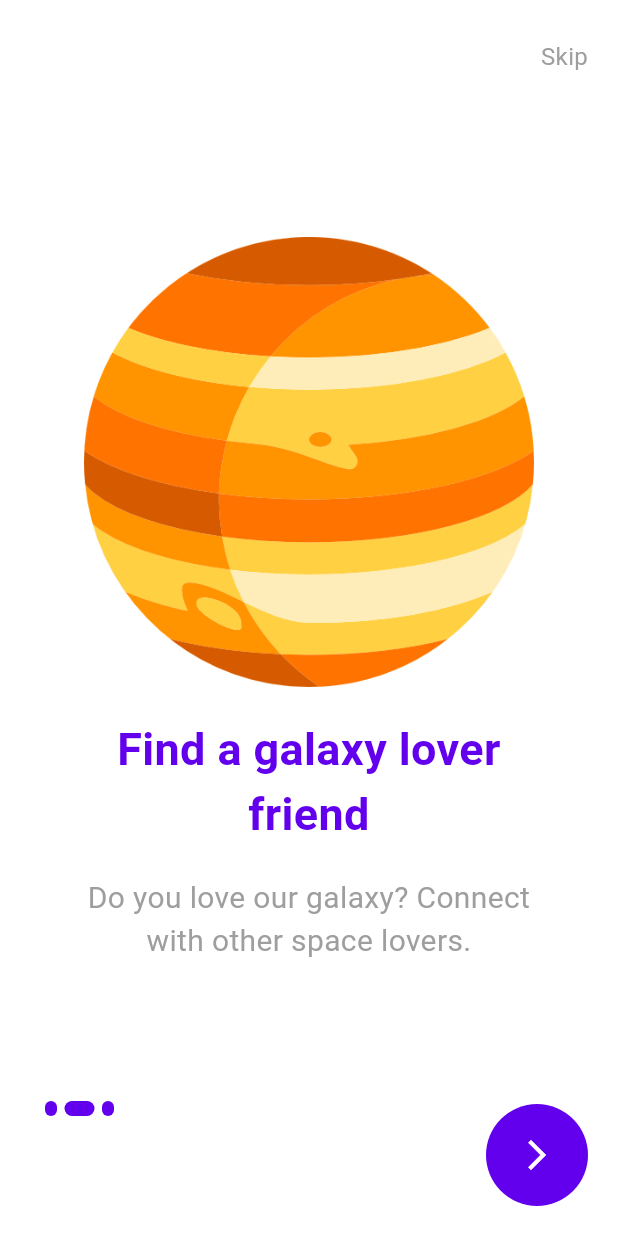
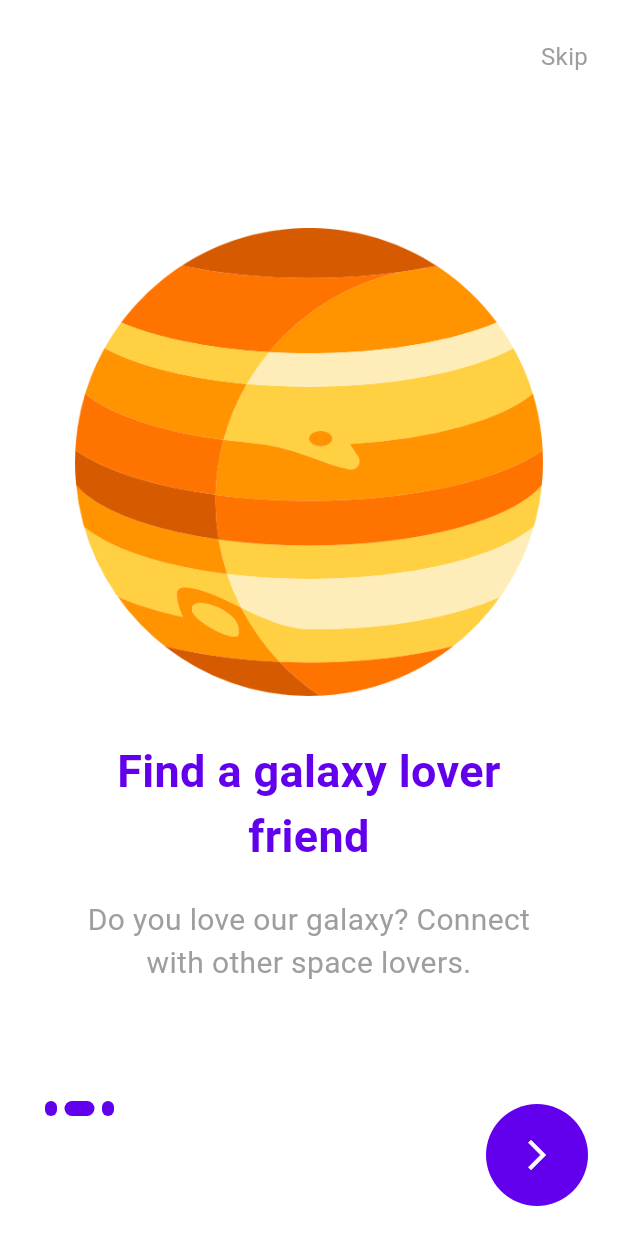
Before and after one commit to vevisbeatriz/galaxy_explorer, a Flutter app: the screen it shows after launch, after a tap on the "arrow forward ios" icon, on a phone screen of 412 x 824 dp. Run offline on Flutter 3.47's test engine with Material 3 defaults, Android fonts, the phone set to English and light mode, and no system bars.

Commit message:
Design System implementation
Design System implementation for the onboarding page.

```diff
--- /dev/null
+++ b/lib/design_system/buttons.dart
@@ -0,0 +1,21 @@
+import 'package:flutter/material.dart';
+import 'package:galaxy_explorer/design_system/colors_typography.dart';
+
+Container circleButton(BuildContext context, IconButton onboardingButton) {
+  return Container(
+    padding: const EdgeInsets.all(10),
+    decoration: const BoxDecoration(
+      shape: BoxShape.circle,
+      color: UIColor.primary,
+    ),
+    child: onboardingButton,
+  );
+}
+
+Icon nextIcon() {
+  return const Icon(
+    Icons.arrow_forward_ios,
+    size: 24,
+    color: Colors.white,
+  );
+}
--- /dev/null
+++ b/lib/design_system/colors_typography.dart
@@ -0,0 +1,47 @@
+import 'package:flutter/material.dart';
+
+class UIColor {
+  // Private constructor
+  UIColor._();
+
+  // Primary colors
+  static const Color primary = Color(0xFF6200EE);
+  static const Color black = Colors.black;
+  static const Color background = Colors.white;
+  static const Color bodyGrey = Colors.grey;
+}
+
+Text primaryBody(String description) {
+  return Text(
+    description,
+    textAlign: TextAlign.center,
+    style: const TextStyle(
+      fontSize: 20,
+      fontWeight: FontWeight.w400,
+      color: UIColor.bodyGrey,
+    ),
+  );
+}
+
+Text accentTitle(String title) {
+  return Text(
+    title,
+    textAlign: TextAlign.center,
+    style: const TextStyle(
+      color: UIColor.primary,
+      fontSize: 30,
+      fontWeight: FontWeight.bold,
+    ),
+  );
+}
+
+Text secondaryBody(String text) {
+  return Text(
+    text,
+    style: const TextStyle(
+      color: UIColor.bodyGrey,
+      fontSize: 16.0,
+      fontWeight: FontWeight.w400,
+    ),
+  );
+}
--- /dev/null
+++ b/lib/design_system/components.dart
@@ -0,0 +1,23 @@
+import 'package:flutter/material.dart';
+import 'package:galaxy_explorer/design_system/colors_typography.dart';
+
+Widget _indicator(bool isActive) {
+  return AnimatedContainer(
+    duration: const Duration(milliseconds: 300),
+    margin: const EdgeInsets.only(right: 5.0),
+    height: 10.0,
+    width: isActive ? 20 : 8,
+    decoration: BoxDecoration(
+      color: UIColor.primary,
+      borderRadius: BorderRadius.circular(5),
+    ),
+  );
+}
+
+List<Widget> buildIndicator(int currentIndex, int numberIndicators) {
+  List<Widget> indicators = [];
+  for (int i = 0; i < numberIndicators; i++) {
+    indicators.add(i == currentIndex ? _indicator(true) : _indicator(false));
+  }
+  return indicators;
+}
--- a/lib/design_system/constants.dart
+++ b/lib/design_system/constants.dart
@@ -1,8 +1,6 @@
 import 'package:flutter/material.dart';
 
 class Constants {
-  static var primaryColor = const Color(0xFF6200EE);
-
   // Onboarding texts
   static var titleOne = "Learn more about our galaxy";
   static var descriptionOne = "Read about the planets in our amazing galaxy guide.";
--- /dev/null
+++ b/lib/design_system/navigation.dart
@@ -0,0 +1,16 @@
+import 'package:flutter/material.dart';
+import 'package:galaxy_explorer/design_system/colors_typography.dart';
+import 'package:galaxy_explorer/presentation/pages/login_page.dart';
+
+AppBar onboardingAppBar(BuildContext context) {
+  return AppBar(elevation: 0.0, backgroundColor: Colors.white, actions: [
+    Padding(
+      padding: const EdgeInsets.only(right: 20, top: 20),
+      child: InkWell(
+        onTap: () => Navigator.pushReplacement(context,
+            MaterialPageRoute(builder: (context) => const LoginPage())),
+        child: secondaryBody('Skip'),
+      ),
+    )
+  ]);
+}
--- a/lib/main.dart
+++ b/lib/main.dart
@@ -13,7 +13,6 @@ class MyApp extends StatelessWidget {
   Widget build(BuildContext context) {
     return const MaterialApp(
       debugShowCheckedModeBanner: false,
-      // theme: theme(),
       home: OnboardingPage(),
     );
   }
--- a/lib/presentation/pages/onboarding_page.dart
+++ b/lib/presentation/pages/onboarding_page.dart
@@ -1,7 +1,9 @@
 import 'package:flutter/cupertino.dart';
 import 'package:flutter/material.dart';
+import 'package:galaxy_explorer/design_system/buttons.dart';
+import 'package:galaxy_explorer/design_system/colors_typography.dart';
 import 'package:galaxy_explorer/presentation/pages/login_page.dart';
-
+import 'package:galaxy_explorer/design_system/components.dart';
 import '../../design_system/constants.dart';
 
 class OnboardingPage extends StatefulWidget {
@@ -18,27 +20,8 @@ class _OnboardingPageState extends State<OnboardingPage> {
   @override
   Widget build(BuildContext context) {
     return Scaffold(
-      backgroundColor: Colors.white,
-      appBar: AppBar(
-          elevation: 0.0,
-          backgroundColor: Colors.white,
-          actions: [
-            Padding(
-              padding: const EdgeInsets.only(right: 20, top: 20),
-              child: InkWell(
-                onTap: () => Navigator.pushReplacement(context,
-                    MaterialPageRoute(builder: (context) => const LoginPage())),
-                child: const Text(
-                  'Skip',
-                  style: TextStyle(
-                    color: Colors.grey,
-                    fontSize: 16.0,
-                    fontWeight: FontWeight.w400,
-                  ),
-                ),
-              ),
-            )
-          ]),
+      backgroundColor: UIColor.background,
+      appBar: onboardingAppBar(context),
       body: Stack(
         alignment: Alignment.bottomCenter,
         children: [
@@ -68,26 +51,26 @@ class _OnboardingPageState extends State<OnboardingPage> {
             bottom: 80,
             left: 30,
             child: Row(
-              children: _buildIndicator(currentIndex),
+              children: buildIndicator(currentIndex, 3),
             ),
           ),
           Positioned(
             bottom: 20,
             right: 20,
-            child: Container(
-              padding: const EdgeInsets.all(10),
-              decoration: BoxDecoration(
-                shape: BoxShape.circle,
-                color: Constants.primaryColor,
+            child: circleButton(context, onboardingButton(context, nextIcon())),
+          )
+        ],
       ),
-              child: IconButton(
+    );
+  }
+
+  IconButton onboardingButton(BuildContext context, Icon nextIcon) {
+    return IconButton(
       onPressed: () {
         setState(() {
           if (currentIndex == 2) {
-                      Navigator.pushReplacement(
-                          context,
-                          MaterialPageRoute(
-                              builder: (context) => const LoginPage()));
+            Navigator.pushReplacement(context,
+                MaterialPageRoute(builder: (context) => const LoginPage()));
           } else {
             currentIndex++;
             _pageController.nextPage(
@@ -96,39 +79,22 @@ class _OnboardingPageState extends State<OnboardingPage> {
           }
         });
       },
-                icon: const Icon(
-                  Icons.arrow_forward_ios,
-                  size: 24,
-                  color: Colors.white,
-                ),
-              ),
-            ),
-          )
-        ],
-      ),
-    );
-  }
-}
-
-Widget _indicator(bool isActive) {
-  return AnimatedContainer(
-    duration: const Duration(milliseconds: 300),
-    margin: const EdgeInsets.only(right: 5.0),
-    height: 10.0,
-    width: isActive ? 20 : 8,
-    decoration: BoxDecoration(
-      color: Constants.primaryColor,
-      borderRadius: BorderRadius.circular(5),
-    ),
+      icon: nextIcon,
     );
   }
 
-List<Widget> _buildIndicator(int currentIndex) {
-  List<Widget> indicators = [];
-  for (int i = 0; i < 3; i++) {
-    indicators.add(i == currentIndex ? _indicator(true) : _indicator(false));
+  AppBar onboardingAppBar(BuildContext context) {
+    return AppBar(elevation: 0.0, backgroundColor: Colors.white, actions: [
+      Padding(
+        padding: const EdgeInsets.only(right: 20, top: 20),
+        child: InkWell(
+          onTap: () => Navigator.pushReplacement(context,
+              MaterialPageRoute(builder: (context) => const LoginPage())),
+          child: secondaryBody('Skip'),
+        ),
+      )
+    ]);
   }
-  return indicators;
 }
 
 class createPage extends StatelessWidget {
@@ -151,29 +117,13 @@ class createPage extends StatelessWidget {
         mainAxisAlignment: MainAxisAlignment.center,
         children: [
           SizedBox(
-            height: 300,
+            height: MediaQuery.of(context).size.height * 0.4,
             child: Image.asset(image),
           ),
           const SizedBox(height: 20),
-          Text(
-            title,
-            textAlign: TextAlign.center,
-            style: TextStyle(
-              color: Constants.primaryColor,
-              fontSize: 30,
-              fontWeight: FontWeight.bold,
-            ),
-          ),
+          accentTitle(title),
           const SizedBox(height: 20),
-          Text(
-            description,
-            textAlign: TextAlign.center,
-            style: TextStyle(
-              fontSize: 20,
-              fontWeight: FontWeight.w400,
-              color: Colors.grey,
-            ),
-          )
+          primaryBody(description),
         ],
       ),
     );
```
Also changed, not shown: lib/design_system/onboarding.dart (deleted). Lines whose indentation alone changed are shown as unchanged.
